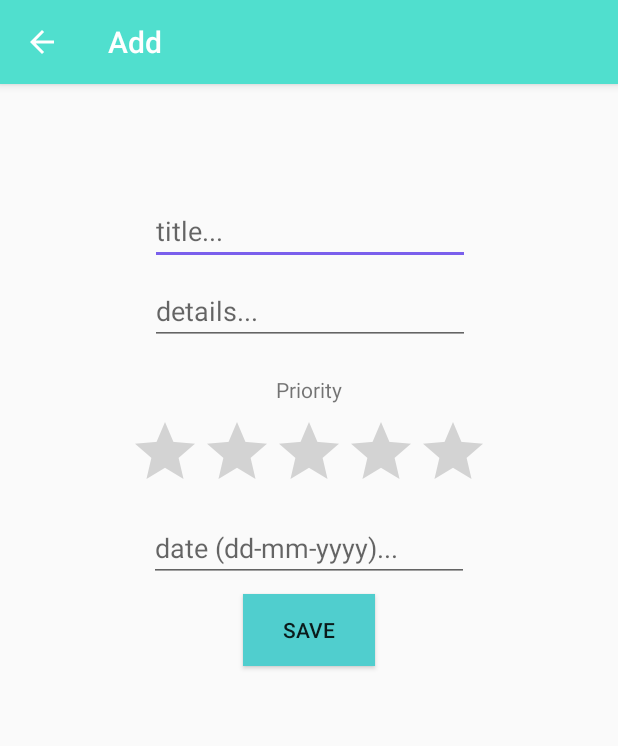
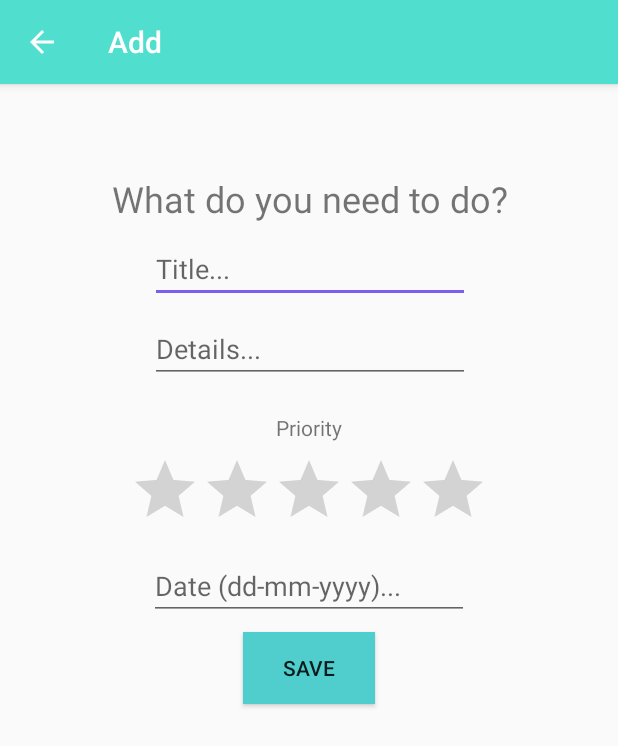
Before and after one commit to David24m/To-Do-List, an Android app: the AddNoteActivity screen opened directly, with no data from a screen before it, on a phone screen of 412 x 824 dp. Shown: the top 746 px of the screen. Run offline under Robolectric (Android 15) with nearby library versions, the phone set to English and light mode, and no system bars.

Commit message:
Add more fine tuning of design

```diff
--- a/ToDoList/app/src/main/res/layout/activity_add_note.xml
+++ b/ToDoList/app/src/main/res/layout/activity_add_note.xml
@@ -12,14 +12,14 @@
         android:layout_height="wrap_content"
         android:layout_marginLeft="8dp"
         android:layout_marginRight="8dp"
-        android:layout_marginTop="75dp"
         android:ems="10"
-        android:hint="title..."
+        android:hint="Title..."
         android:inputType="textPersonName"
+        app:layout_constraintHorizontal_bias="0.503"
         app:layout_constraintLeft_toLeftOf="parent"
         app:layout_constraintRight_toRightOf="parent"
-        app:layout_constraintTop_toTopOf="parent"
-        app:layout_constraintHorizontal_bias="0.503" />
+        android:layout_marginTop="8dp"
+        app:layout_constraintTop_toBottomOf="@+id/editQuestionText" />
 
     <EditText
         android:id="@+id/addDetailsText"
@@ -29,7 +29,7 @@
         android:layout_marginRight="8dp"
         android:layout_marginTop="8dp"
         android:ems="10"
-        android:hint="details..."
+        android:hint="Details..."
         android:inputType="textMultiLine|textPersonName"
         app:layout_constraintHorizontal_bias="0.503"
         app:layout_constraintLeft_toLeftOf="parent"
@@ -55,7 +55,7 @@
         android:layout_marginRight="8dp"
         android:layout_marginTop="8dp"
         android:ems="10"
-        android:hint="date (dd-mm-yyyy)..."
+        android:hint="Date (dd-mm-yyyy)..."
         android:inputType="textPersonName"
         app:layout_constraintLeft_toLeftOf="parent"
         app:layout_constraintRight_toRightOf="parent"
@@ -85,4 +85,18 @@
         app:layout_constraintLeft_toLeftOf="parent"
         app:layout_constraintRight_toRightOf="parent"
         app:layout_constraintTop_toBottomOf="@+id/addDetailsText" />
+
+    <TextView
+        android:id="@+id/editQuestionText"
+        android:layout_width="wrap_content"
+        android:layout_height="wrap_content"
+        android:layout_marginLeft="8dp"
+        android:layout_marginRight="8dp"
+        android:text="What do you need to do?"
+        android:textSize="24sp"
+        app:layout_constraintLeft_toLeftOf="parent"
+        app:layout_constraintRight_toRightOf="parent"
+        app:layout_constraintTop_toTopOf="parent"
+        android:layout_marginTop="60dp"
+        app:layout_constraintHorizontal_bias="0.509" />
 </android.support.constraint.ConstraintLayout>
--- a/ToDoList/app/src/main/res/values/strings.xml
+++ b/ToDoList/app/src/main/res/values/strings.xml
@@ -1,5 +1,5 @@
 <resources>
     <string name="app_name">To Do List</string>
-    <string name="edit_button">EDIT</string>
+    <string name="edit_button">SAVE</string>
     <string name="delete_button">Delete</string>
 </resources>
```
Also changed, not shown: ToDoList/app/src/main/java/com/example/user/todolist/DatabaseHelper.java (+11 -1 lines), ToDoList/app/src/main/res/layout/activity_edit.xml (+18 -2 lines).
